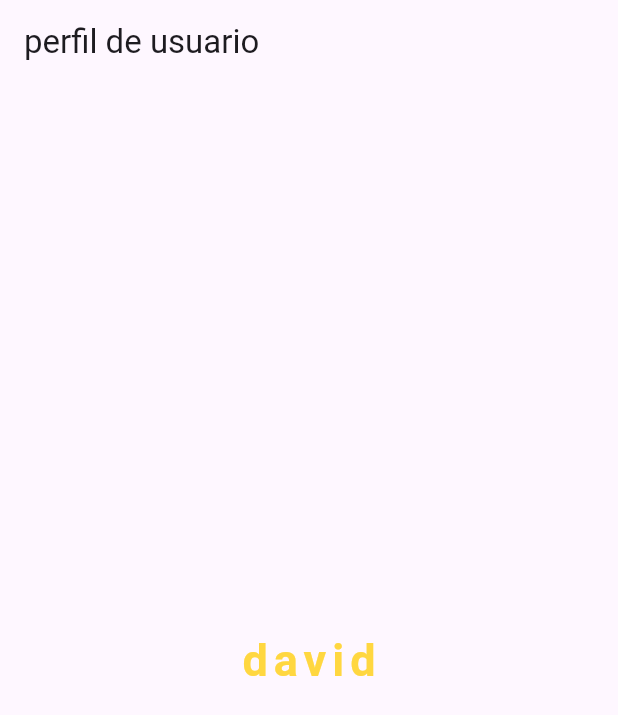
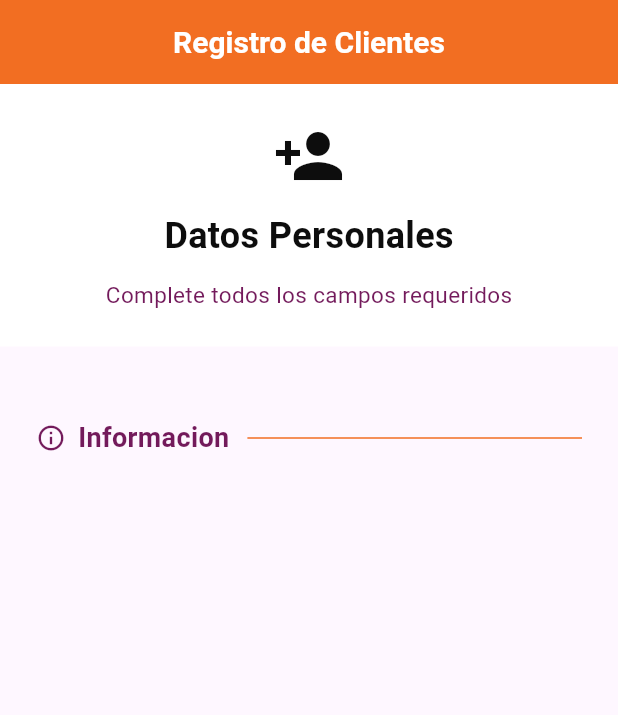
Before and after one commit to JDavidCamacho/nivelmedio, a Flutter app: the screen it shows after launch, on a phone screen of 412 x 824 dp. Shown: the top 715 px of the screen. Run offline on Flutter 3.47's test engine with Material 3 defaults, Android fonts, the light colour scheme and no system bars.

Commit message:
definicion de paletas

```diff
--- a/lib/main.dart
+++ b/lib/main.dart
@@ -2,38 +2,202 @@ import 'package:flutter/material.dart';
 
 void main(){
   runApp(MyApp());
-
 }
 
-class MyApp extends StatelessWidget{
-  const MyApp({super.key});
+class MyApp extends StatelessWidget {
+  const MyApp({super.key}); // Constructor constante
+  @override
+  Widget build(BuildContext context) {
+    return MaterialApp(
+      title: 'Modulos',
+      home: const Formulario(),
+      debugShowCheckedModeBanner: false,//desaparese
+    );
+  }
+}
+
+class Formulario extends StatelessWidget {
+  const Formulario({super.key}); // <-- Constructor const agregado
+  //paleta de colores
+  static const Color primarylila = Color(0xFFA68098);
+  static const Color primaryVioleta = Color(0xFF731A5B);
+  static const Color primaryCrema = Color(0xFFF2EDA2);
+  static const Color primaryNaranja = Color(0xFFF26E22);
+  static const Color primaryNegro = Color(0xFF0D0D0D);
+
 
   @override
   Widget build(BuildContext context) {
-    // TODO: implement build
-    return MaterialApp(
-      title: 'Perfil de usuario',
-      home: Scaffold(
+    return Scaffold(
       appBar: AppBar(
-          title: Text('perfil de usuario'),
+        title: Text('Registro de Clientes',
+        style: TextStyle(
+          color: Colors.white,
+          fontWeight: FontWeight.bold,//el texto estara en negrita
+          fontSize: 20,//define el tama;o de letra
         ),
-        body: Center(
+        ),
+        backgroundColor: primaryNaranja,//definir el color
+        centerTitle: true, //el titulo se ba al centro
+
+      ),
+
+
+      body: SingleChildScrollView(//que sea desplasable
+
         child: Column(
-            mainAxisAlignment: MainAxisAlignment.center,//trabaja con el column y se ba ala parte superior
+          crossAxisAlignment: CrossAxisAlignment.stretch,//estira los widgets para que ocupen el ancho disponible
           children: [
-              Text('david',
+            //crear un container
+            Container(
+              padding: EdgeInsets.all(24),//pading interno
+              decoration:  BoxDecoration(//agrega una decoracion
+                color: Colors.white,
+              ),
+
+              child: Column(//declaramos una columna que sera el hijo de forma vertical
+                children: [
+                  Icon(
+                    Icons.person_add,//define un icono de persona
+                    size: 48,
+                    color: primaryNegro,
+                  ),
+
+                  SizedBox(height: 12),
+                    //Definir Titulo despues del icono
+                  Text(
+                    'Datos Personales',
                     style: TextStyle(
-                  fontSize: 30,
-                  fontWeight: FontWeight.bold,//es la negrita
-                  color: Colors.amberAccent,
-                  fontFamily: 'Roboto',
-                  letterSpacing: 4.0,//espaciado de letra
+                      fontSize: 24,
+                      fontWeight: FontWeight.bold,
+                      color: primaryNegro,
+                    ),
+                  ),
+
+                  //definir el espacio
+                  SizedBox(height: 12),
+
+        //definir otro texto debajo del texto de arriba
+                  Text(
+                    'Complete todos los campos requeridos',
+                    style: TextStyle(
+                      fontSize: 15,
+                      color: primaryVioleta,
                     ),
                   )
-            ]
+                ],
               ),
+            ),
+            //definir el epsacio enytres contenedores
+
+            SizedBox(height: 24),
+
+
+            //creamos otro contenedor
+
+            Container(
+              padding: EdgeInsets.all(24),
+              decoration: BoxDecoration(
+
+              ),
+
+              child: Column(//declarar un hijo de forma verticla
+                crossAxisAlignment: CrossAxisAlignment.stretch,//estira los widgets para que ocupen el ancho disponible
+                children: [
+                  _buildSeccionTitulo('Informacion', Icons.info_outline),
+                ],
+              ),
+            ),
+          ],
         ),
       ),
     );
   }
 }
+
+//declarar la funcion para el titilo pra el builSeccionTitulo
+Widget _buildSeccionTitulo(String title, IconData icon){
+  return Padding(
+    padding: EdgeInsets.only(bottom: 16),//aplica un espacio inferior de 16 para separara el titulo
+    child: Row(
+      children: [
+        Icon(
+            icon,
+          color: Formulario.primaryVioleta,
+          size: 20,
+        ),
+        //definir el espacio de contenedor a contenedor4
+        SizedBox(width: 8,),
+        //dtitulo de la seccion
+        Text(
+          title,
+          style: TextStyle(
+            fontSize: 18,
+            fontWeight: FontWeight.bold,//que el texto sea negrita
+            color: Formulario.primaryVioleta,
+          ),
+        ),
+        Expanded(//toma todo el espacio del widget
+            child: Container(
+              margin: EdgeInsets.only(left: 12),//establece un margen isquierdo de 12 megapuxeles
+              height: 1,
+              color: Formulario.primaryNaranja,
+            ),
+        ),
+      ],
+    ),
+  );
+}
+
+
+//declarar la funcion que se usara para los testos del formulario
+Widget _buildTextField({
+  required String label, //psa un parametro que se usara como titulo o etiqueta
+  required String hint,//se usa como texto de sugerencia dentro del campo que desaparesera al escribir
+  required IconData icon,//agrega un icono al casmpo de texto
+  int maxLines = 1,
+}) {
+  return Padding(
+    // Espaciado inferior entre este campo y el siguiente
+    padding: EdgeInsets.only(bottom: 16),
+    child: Column(
+      crossAxisAlignment: CrossAxisAlignment.start, // Alinea a la izquierda
+      children: [
+        // Etiqueta del campo (título encima del campo de entrada)
+        Text(
+          label,
+          style: TextStyle(
+            fontSize: 14,
+            fontWeight: FontWeight.w600,
+            color: grayDark, // Color oscuro definido en la paleta
+          ),
+        ),
+        SizedBox(height: 8), // Espacio entre etiqueta y el campo
+
+
+        Container(
+          decoration: BoxDecoration(
+            color: backgroundGray, // Fondo
+            borderRadius: BorderRadius.circular(8), // Bordes
+            border: Border.all(color: grayLight),   // Borde
+          ),
+
+          // Campo de texto
+          child: TextField(
+            maxLines: maxLines, // Define cuántas líneas acepta el campo
+            decoration: InputDecoration(
+              hintText: hint, // Texto de sugerencia dentro del campo
+              hintStyle: TextStyle(color: grayLight),
+              prefixIcon: Icon(icon, color: secondaryGray), // Ícono a la izquierda
+              border: InputBorder.none, // Elimina borde por defecto del TextField
+              contentPadding: EdgeInsets.symmetric(
+                horizontal: 16,
+                vertical: 12,
+              ),
+            ),
+          ),
+        ),
+      ],
+    ),
+  );
+}
```
Lines whose indentation alone changed are shown as unchanged.
